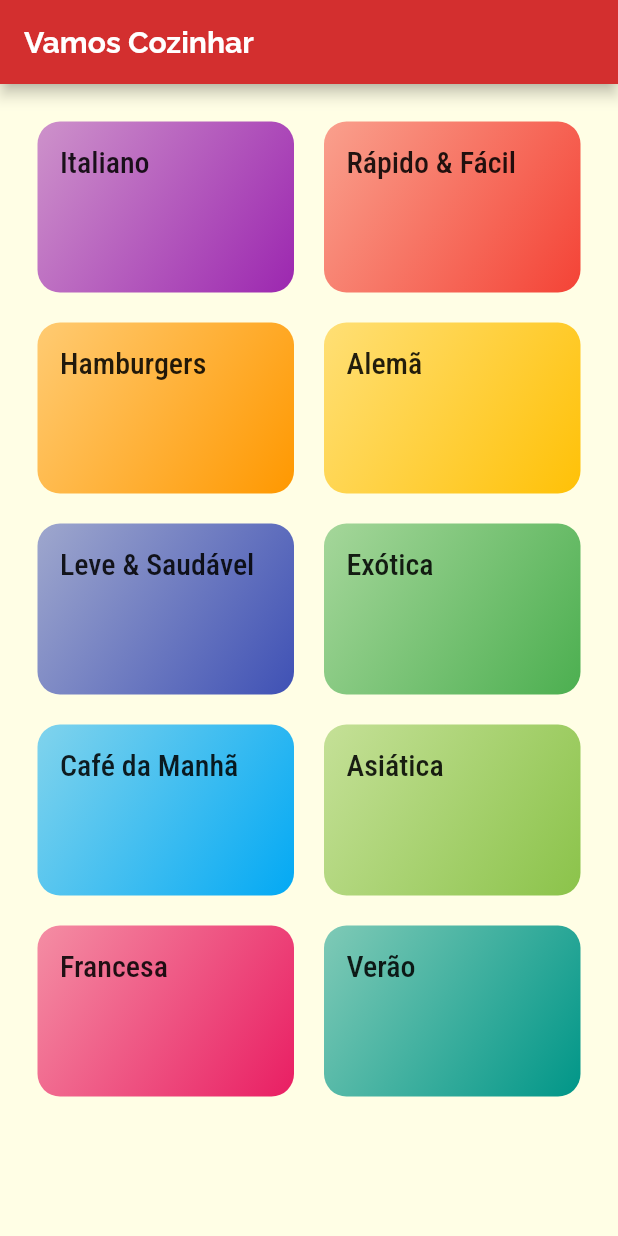
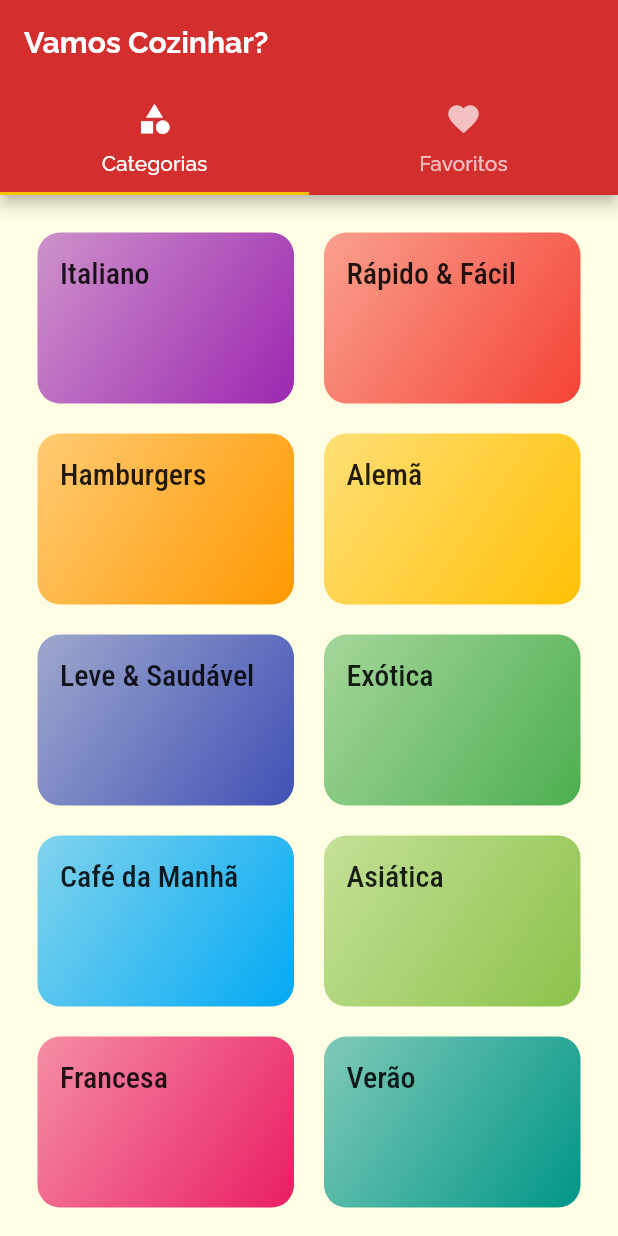
Before and after one commit to VitorL02/Meals, a Flutter app: the screen it shows after launch, on a phone screen of 412 x 824 dp. Run offline on Flutter 3.47's test engine with Material 2 defaults, Android fonts, the phone set to English and light mode, and no system bars.

Commit message:
Criação da TabBar,que divide a tela inical em categorias e favoritos

```diff
--- a/lib/main.dart
+++ b/lib/main.dart
@@ -4,6 +4,7 @@ import 'package:flutter/cupertino.dart';
 import 'screens/categoriesMelsScreen.dart';
 import 'utils/appRoutes.dart';
 import 'screens/mealDetail.dart';
+import 'screens/tabsScreen.dart';
 
 void main() => runApp(MealsApp());
 
@@ -26,7 +27,7 @@ class MealsApp extends StatelessWidget {
             ),
       ),
       routes: {
-        AppRoutes.HOME: (ctx) => CategoriesScreen(),
+        AppRoutes.HOME: (ctx) => TabsScreen(),
         AppRoutes.Categories_Meals: (ctx) => CategoriesMealsScreen(),
         AppRoutes.MealDetails: (ctx) => MealDetailScreen(),
       },
--- a/lib/screens/categoriesScreen.dart
+++ b/lib/screens/categoriesScreen.dart
@@ -5,15 +5,7 @@ import '../data/dummy_data.dart';
 class CategoriesScreen extends StatelessWidget {
   @override
   Widget build(BuildContext context) {
-    return Scaffold(
-      appBar: AppBar(
-        title: Text(
-          'Vamos Cozinhar',
-          style: TextStyle(fontFamily: 'Raleway', fontWeight: FontWeight.bold),
-        ),
-        backgroundColor: Colors.red[700],
-      ),
-      body: GridView(
+    return GridView(
         padding: const EdgeInsets.all(25),
         //SliverGridDelegateWithMaxCrossAxisExtent = Area de scroll definida  pelo maximo cross
         gridDelegate: SliverGridDelegateWithMaxCrossAxisExtent(
@@ -24,7 +16,6 @@ class CategoriesScreen extends StatelessWidget {
         ),
         children: DUMMY_CATEGORIES.map((cat) {
           return CategoryItem(cat);
-          }).toList()),
-    );
+        }).toList());
   }
 }
--- /dev/null
+++ b/lib/screens/favoriteScreen.dart
@@ -0,0 +1,10 @@
+import 'package:flutter/material.dart';
+
+class FavoriteScreen extends StatelessWidget {
+  @override
+  Widget build(BuildContext context) {
+    return Center(
+      child: Text('Favoritos'),
+    );
+  }
+}
--- /dev/null
+++ b/lib/screens/tabsScreen.dart
@@ -0,0 +1,33 @@
+import 'package:flutter/material.dart';
+
+import 'categoriesScreen.dart';
+import 'favoriteScreen.dart';
+
+class TabsScreen extends StatelessWidget {
+  @override
+  Widget build(BuildContext context) {
+    return DefaultTabController(
+      length: 2,
+      child: Scaffold(
+        appBar: AppBar(
+          title: Text(
+            'Vamos Cozinhar?',
+            style:
+                TextStyle(fontFamily: 'Raleway', fontWeight: FontWeight.bold),
+          ),
+          bottom: TabBar(
+            tabs: [
+              Tab(icon: Icon(Icons.category), text: 'Categorias'),
+              Tab(icon: Icon(Icons.favorite), text: 'Favoritos')
+            ],
+          ),
+          backgroundColor: Colors.red[700],
+        ),
+        body: TabBarView(children: [
+          CategoriesScreen(),
+          FavoriteScreen(),
+        ]),
+      ),
+    );
+  }
+}
```
Lines whose indentation alone changed are shown as unchanged.
